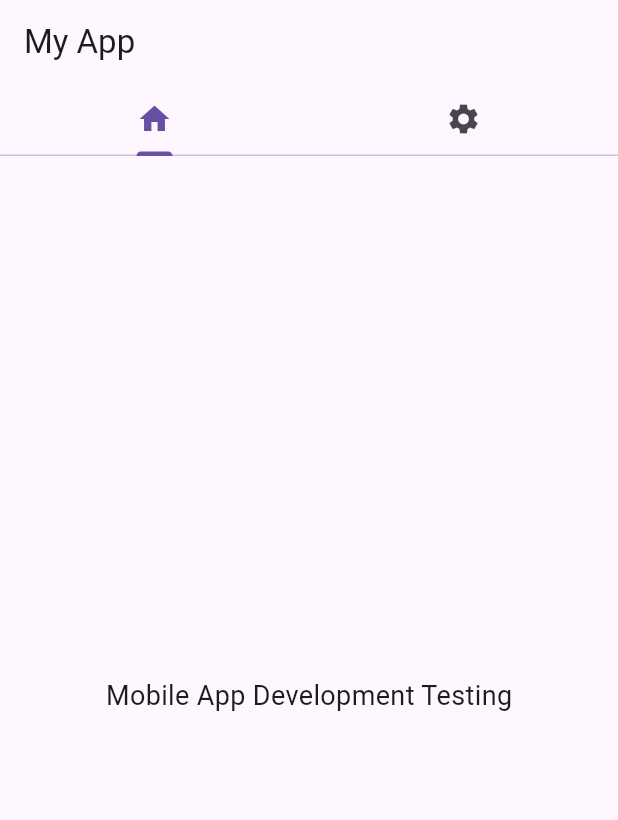
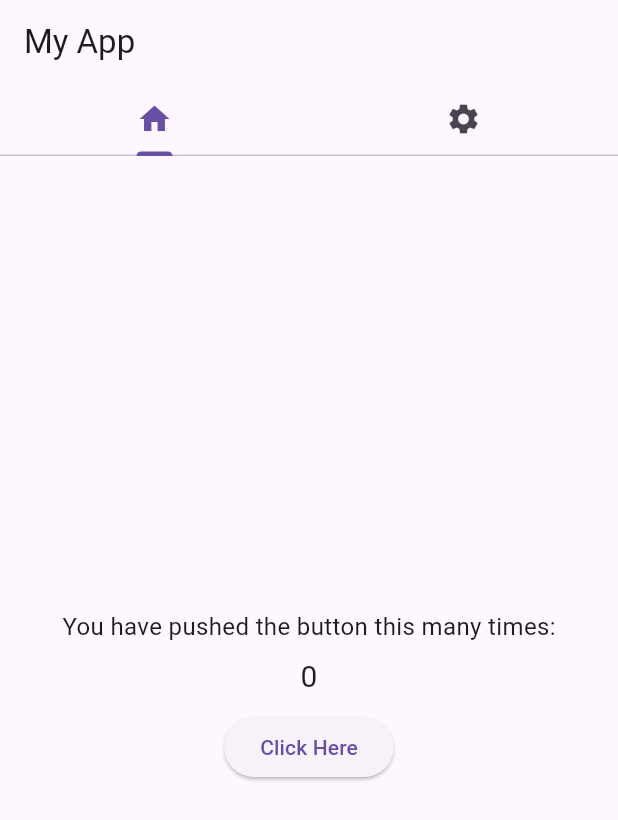
Before and after one commit to Nathan2055/csc4360-cw01-image-toggle, a Flutter app: the screen it shows after launch, on a phone screen of 412 x 824 dp. Shown: the top 820 px of the screen. Run offline on Flutter 3.47's test engine with Material 3 defaults, Android fonts, the phone set to English and light mode, and no system bars.

Commit message:
Implement counter

```diff
--- a/lib/main.dart
+++ b/lib/main.dart
@@ -21,6 +21,9 @@ class _myAppState extends State<myApp> {
   ThemeMode _themeMode = ThemeMode.light;
   bool darkMode = false;
 
+  // Counter variable
+  int counterCount = 0;
+
   // State constructor
   @override
   void initState() {
@@ -31,6 +34,12 @@ class _myAppState extends State<myApp> {
   @override
   void dispose() {
     super.dispose();
+  }
+
+  void _incrementCounter() {
+    setState(() {
+      counterCount += 1;
+    });
   }
 
   // Interface constructor
@@ -61,11 +70,19 @@ class _myAppState extends State<myApp> {
     );
   }
 
+  // Tab for Part 1: Counter
   Column homeTab() {
     return Column(
       mainAxisAlignment: MainAxisAlignment.center,
       children: [
-        Text('Mobile App Development Testing', style: TextStyle(fontSize: 18)),
+        Text(
+          'You have pushed the button this many times:',
+          style: TextStyle(fontSize: 16),
+        ),
+        SizedBox(height: 8.0),
+        Text('$counterCount', style: TextStyle(fontSize: 20.0)),
+        SizedBox(height: 8.0),
+        ElevatedButton(onPressed: _incrementCounter, child: Text('Click Here')),
       ],
     );
   }
```
